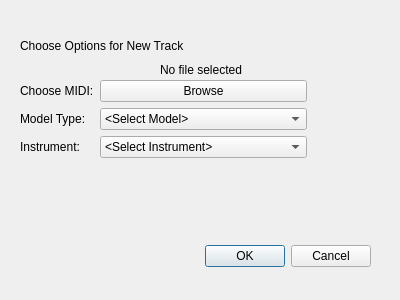
First picture: the form in cpp/add_track.ui, repository AD98/MIR-ROR, before the edit.
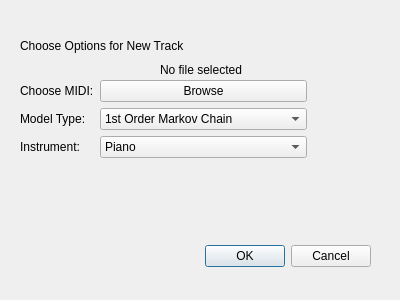
Second picture: the form after the edit.

Commit message: multiple track backend working

```diff
--- a/cpp/add_track.ui
+++ b/cpp/add_track.ui
@@ -48,16 +48,6 @@
     </item>
     <item row="1" column="1">
      <widget class="QComboBox" name="comboBox">
-      <item>
-       <property name="text">
-        <string>&lt;Select Model&gt;</string>
-       </property>
-      </item>
-      <item>
-       <property name="text">
-        <string>Lempel ziv</string>
-       </property>
-      </item>
       <item>
        <property name="text">
         <string>1st Order Markov Chain</string>
@@ -72,16 +62,6 @@
     </item>
     <item row="2" column="1">
      <widget class="QComboBox" name="comboBox_2">
-      <item>
-       <property name="text">
-        <string>&lt;Select Instrument&gt;</string>
-       </property>
-      </item>
-      <item>
-       <property name="text">
-        <string>Guitar</string>
-       </property>
-      </item>
       <item>
        <property name="text">
         <string>Piano</string>
```
Left out of the diff: 10 changed lines with no effect on the pictures. The commit also changes 6 other files.
